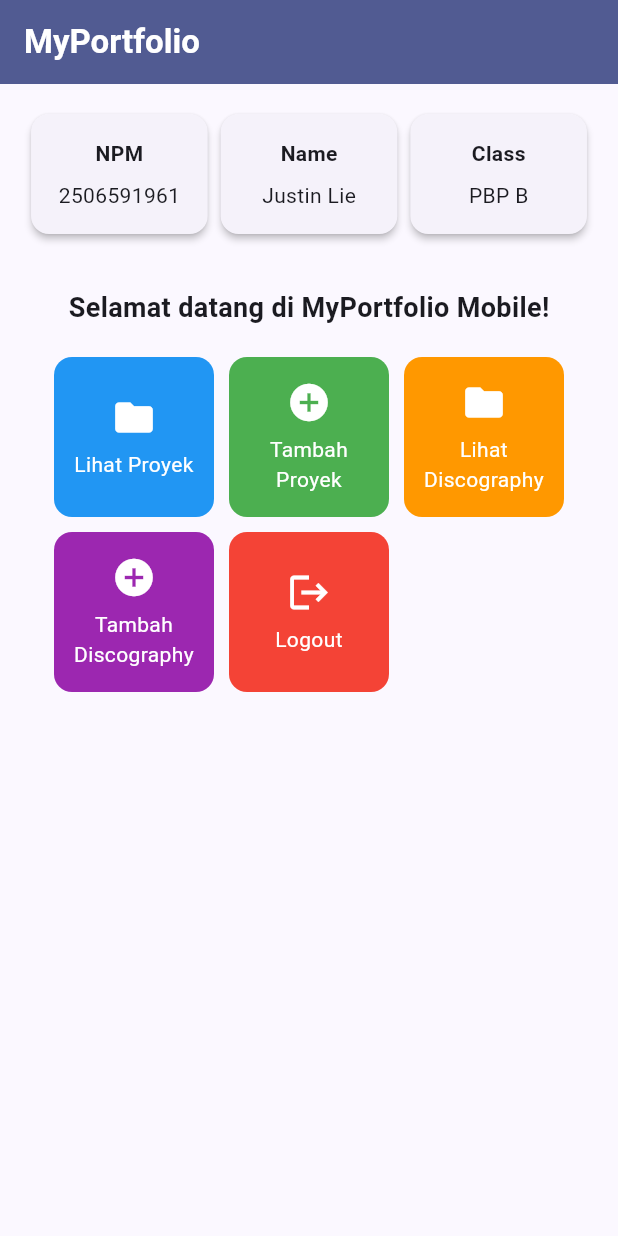
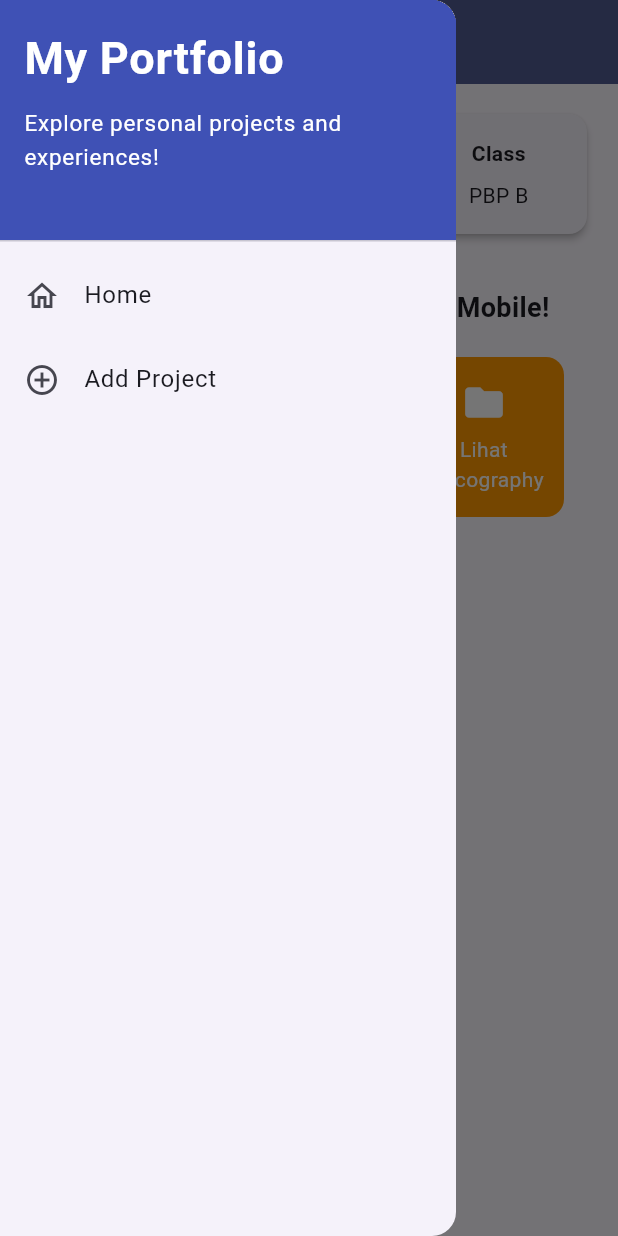
Before and after one commit to Blue-Crewmate/myportofolio_mobile, a Flutter app: the screen it shows after launch, with the side drawer open (before the commit the screen has no drawer), on a phone screen of 412 x 824 dp. Run offline on Flutter 3.47's test engine with Material 3 defaults, Android fonts, the phone set to English and light mode, and no system bars; our stand-ins replace material_ui.

Commit message:
Feat: Project Form and Left Drawer UIs

```diff
--- a/lib/main.dart
+++ b/lib/main.dart
@@ -1,5 +1,5 @@
-import 'package:flutter/material.dart';
-import 'package:myportofolio_mobile/menu.dart';
+import 'package:material_ui/material_ui.dart';
+import 'package:myportofolio_mobile/screens/menu.dart';
 
 void main() {
   runApp(const MyApp());
--- a/lib/menu.dart
+++ b/lib/screens/menu.dart
@@ -1,4 +1,6 @@
-import 'package:flutter/material.dart';
+import 'package:material_ui/material_ui.dart';
+import 'package:myportofolio_mobile/widgets/left_drawer.dart';
+import 'package:myportofolio_mobile/widgets/project_card.dart';
 
 class MyHomePage extends StatelessWidget {
   MyHomePage({super.key});
@@ -29,8 +31,10 @@ class MyHomePage extends StatelessWidget {
           ),
         ),
         backgroundColor: Theme.of(context).colorScheme.primary,
+        iconTheme: const IconThemeData(color: Colors.white),
       ),
       // Body halaman utama dengan padding di sekelilingnya.
+      drawer: const LeftDrawer(),
       body: Padding(
         padding: const EdgeInsets.all(16.0),
         child: Column(
@@ -117,58 +121,3 @@ class InfoCard extends StatelessWidget {
     );
   }
 }
-
-class ItemHomepage {
-  final String name;
-  final IconData icon;
-  final Color color;
-
-  ItemHomepage(this.name, this.icon, this.color);
-}
-
-class ItemCard extends StatelessWidget {
-  final ItemHomepage item;
-
-  const ItemCard(this.item, {super.key});
-
-  @override
-  Widget build(BuildContext context) {
-    return Material(
-      // Menggunakan warna sekunder dari skema tema aplikasi.
-      color: item.color,
-      borderRadius: BorderRadius.circular(12),
-      child: InkWell(
-        // Aksi ketika kartu ditekan oleh pengguna.
-        onTap: () {
-          // Menampilkan SnackBar dengan pesan interaktif.
-          ScaffoldMessenger.of(context)
-            ..hideCurrentSnackBar()
-            ..showSnackBar(
-              SnackBar(content: Text("Kamu telah menekan tombol ${item.name}!"))
-            );
-        },
-        child: Container(
-          padding: const EdgeInsets.all(8),
-          child: Center(
-            child: Column(
-              mainAxisAlignment: MainAxisAlignment.center,
-              children: [
-                Icon(
-                  item.icon,
-                  color: Colors.white,
-                  size: 30.0,
-                ),
-                const Padding(padding: EdgeInsets.all(3)),
-                Text(
-                  item.name,
-                  textAlign: TextAlign.center,
-                  style: const TextStyle(color: Colors.white),
-                ),
-              ],
-            ),
-          ),
-        ),
-      ),
-    );
-  }
-}
--- /dev/null
+++ b/lib/widgets/left_drawer.dart
@@ -0,0 +1,70 @@
+import 'package:material_ui/material_ui.dart';
+import 'package:myportofolio_mobile/screens/menu.dart';
+import 'package:myportofolio_mobile/screens/project_form.dart';
+
+class LeftDrawer extends StatelessWidget {
+  const LeftDrawer({super.key});
+
+  @override
+  Widget build(BuildContext context) {
+    return Drawer(
+      child: ListView(
+        children: [
+          const DrawerHeader(
+            decoration: BoxDecoration(
+              color: Colors.indigo,
+            ),
+            child: Column(
+              crossAxisAlignment: CrossAxisAlignment.start,
+              children: [
+                Text(
+                  'My Portfolio',
+                  style: TextStyle(
+                    fontSize: 30,
+                    fontWeight: FontWeight.bold,
+                    color: Colors.white,
+                  ),
+                ),
+                SizedBox(height: 10),
+                Text(
+                  'Explore personal projects and experiences!',
+                  style: TextStyle(
+                    fontSize: 15,
+                    color: Colors.white,
+                  ),
+                ),
+              ],
+            ),
+          ),
+          // Bagian routing
+          ListTile(
+            leading: const Icon(Icons.home_outlined),
+            title: const Text('Home'),
+            // Navigasi ke halaman utama portofolio
+            onTap: () {
+              Navigator.pushReplacement(
+                context,
+                MaterialPageRoute(
+                  builder: (context) => MyHomePage(),
+                ),
+              );
+            },
+          ),
+          ListTile(
+            leading: const Icon(Icons.add_circle_outline),
+            title: const Text('Add Project'),
+            // Navigasi ke halaman tambah proyek
+            onTap: () {
+              Navigator.pushReplacement(
+                context,
+                MaterialPageRoute(
+                  builder: (context) => ProjectFormPage(),
+                ),
+              );
+            },
+          ),
+        ],
+      ),
+    );
+  }
+}
--- /dev/null
+++ b/lib/widgets/project_card.dart
@@ -0,0 +1,67 @@
+import 'package:material_ui/material_ui.dart';
+import 'package:myportofolio_mobile/screens/project_form.dart';
+
+class ItemHomepage {
+  final String name;
+  final IconData icon;
+  final Color color;
+
+  ItemHomepage(this.name, this.icon, this.color);
+}
+
+class ItemCard extends StatelessWidget {
+  final ItemHomepage item;
+
+  const ItemCard(this.item, {super.key});
+
+  @override
+  Widget build(BuildContext context) {
+    return Material(
+      // Menggunakan warna sekunder dari skema tema aplikasi.
+      color: item.color,
+      borderRadius: BorderRadius.circular(12),
+      child: InkWell(
+        // Aksi ketika kartu ditekan oleh pengguna.
+        onTap: () {
+          // Menampilkan SnackBar dengan pesan interaktif.
+          ScaffoldMessenger.of(context)
+            ..hideCurrentSnackBar()
+            ..showSnackBar(
+              SnackBar(content: Text("Kamu telah menekan tombol ${item.name}!"))
+            );
+
+            // Navigate ke halaman yang sesuai
+            if (item.name == "Tambah Proyek") {
+              Navigator.push(
+                context,
+                MaterialPageRoute(
+                  builder: (context) => const ProjectFormPage()
+                ),
+              );
+            }
+        },
+        child: Container(
+          padding: const EdgeInsets.all(8),
+          child: Center(
+            child: Column(
+              mainAxisAlignment: MainAxisAlignment.center,
+              children: [
+                Icon(
+                  item.icon,
+                  color: Colors.white,
+                  size: 30.0,
+                ),
+                const Padding(padding: EdgeInsets.all(3)),
+                Text(
+                  item.name,
+                  textAlign: TextAlign.center,
+                  style: const TextStyle(color: Colors.white),
+                ),
+              ],
+            ),
+          ),
+        ),
+      ),
+    );
+  }
+}
--- a/pubspec.yaml
+++ b/pubspec.yaml
@@ -34,6 +34,7 @@ dependencies:
   # The following adds the Cupertino Icons font to your application.
   # Use with the CupertinoIcons class for iOS style icons.
   cupertino_icons: ^1.0.8
+  material_ui: ^1.11.1
 
 dev_dependencies:
   flutter_test:
```
Also changed, not shown: lib/screens/project_form.dart (added, +217 -0 lines), pubspec.lock.
